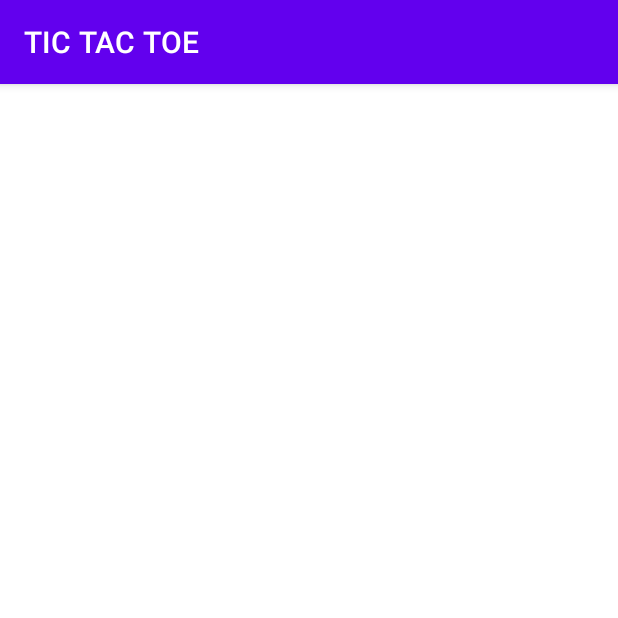
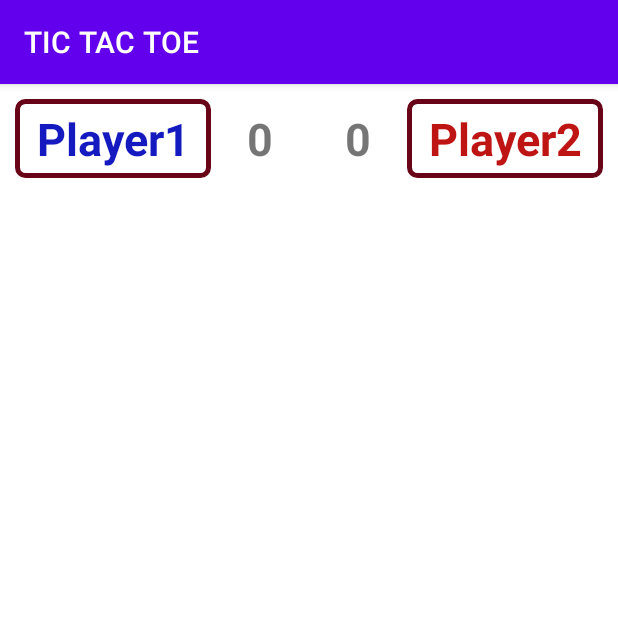
Before and after one commit to NARI1108/TIC-TAC-TOE, an Android app: the double_Player screen opened directly, with no data from a screen before it, on a phone screen of 412 x 824 dp, the top half of it. Run offline under Robolectric (Android 15) with nearby library versions, the phone set to English and light mode, and no system bars.

Commit message:
Creating the above box, which includes the player's name and scores on the activity_double_player.xml

```diff
--- /dev/null
+++ b/app/src/main/res/drawable/style1.xml
@@ -0,0 +1,10 @@
+<?xml version="1.0" encoding="utf-8"?>
+<shape xmlns:android="http://schemas.android.com/apk/res/android"
+    android:shape="rectangle">
+
+    <corners android:radius="5dp"/>
+    <stroke
+        android:width="2dp"
+        android:color="#9213a6" />
+
+</shape>
--- /dev/null
+++ b/app/src/main/res/drawable/style2.xml
@@ -0,0 +1,11 @@
+<?xml version="1.0" encoding="utf-8"?>
+<shape xmlns:android="http://schemas.android.com/apk/res/android"
+    android:shape="rectangle">
+
+    <corners android:radius="5dp"/>
+
+    <stroke
+        android:width="3dp"
+        android:color="#680318" />
+
+</shape>
--- a/app/src/main/res/layout/activity_double_player.xml
+++ b/app/src/main/res/layout/activity_double_player.xml
@@ -1,9 +1,63 @@
 <?xml version="1.0" encoding="utf-8"?>
-<androidx.constraintlayout.widget.ConstraintLayout xmlns:android="http://schemas.android.com/apk/res/android"
-    xmlns:app="http://schemas.android.com/apk/res-auto"
+<RelativeLayout xmlns:android="http://schemas.android.com/apk/res/android"
     xmlns:tools="http://schemas.android.com/tools"
     android:layout_width="match_parent"
     android:layout_height="match_parent"
     tools:context=".double_Player">
-
-</androidx.constraintlayout.widget.ConstraintLayout>
+    <LinearLayout
+        android:layout_width="match_parent"
+        android:layout_height="wrap_content"
+        android:orientation="horizontal"
+        android:wieghtSum="6">
+        <TextView
+            android:id="@+id/txt_player1"
+            android:layout_width="0dp"
+            android:layout_height="wrap_content"
+            android:layout_weight="2"
+            android:layout_marginLeft="10dp"
+            android:layout_marginTop="10dp"
+            android:gravity="center"
+            android:padding="6dp"
+            android:textStyle="bold"
+            android:text="Player1"
+            android:textColor="#141abf"
+            android:textSize="30sp"
+            android:background="@drawable/style2"/>
+            <TextView
+                android:id="@+id/txt_score1"
+                android:layout_width="0dp"
+                android:layout_height="wrap_content"
+                android:layout_weight="1"
+                android:text="0"
+                android:layout_marginTop="10dp"
+                android:textStyle="bold"
+                android:gravity="center"
+                android:textSize="30sp"
+                />
+            <TextView
+                android:id="@+id/txt_score2"
+                android:layout_width="0dp"
+                android:layout_height="wrap_content"
+                android:layout_weight="1"
+                android:text="0"
+                android:textSize="30sp"
+                android:gravity="center"
+                android:layout_marginTop="10dp"
+                android:textStyle="bold" />
+            <TextView
+                android:id="@+id/txt_player2"
+                android:layout_width="0dp"
+                android:layout_height="wrap_content"
+                android:layout_weight="2"
+                android:text="Player2"
+                android:textStyle="bold"
+                android:textSize="30sp"
+                android:gravity="center"
+                android:layout_marginTop="10dp"
+                android:background="@drawable/style2"
+                android:layout_marginRight="10dp"
+                android:textColor="#bf1414"
+                android:padding="6dp"
+                android:enabled="false"/>
+    </LinearLayout>
+</RelativeLayout>
```
